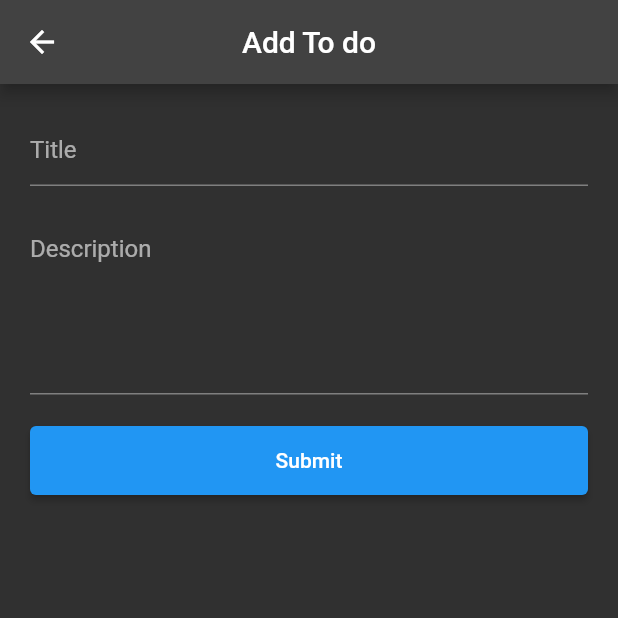
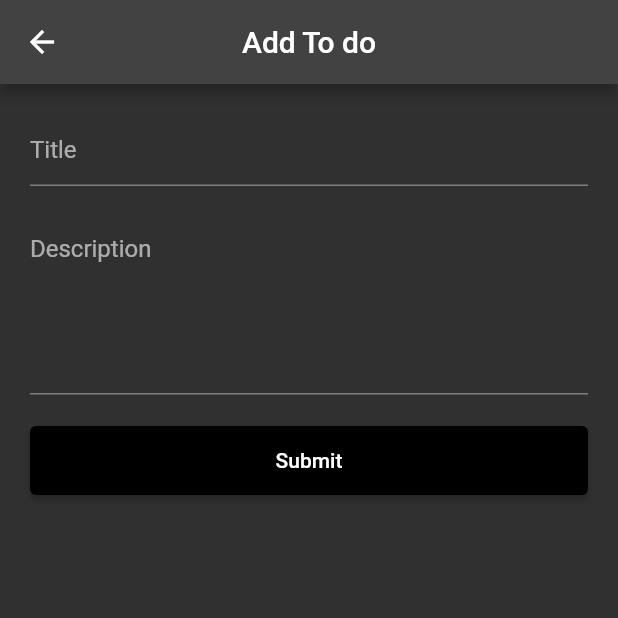
Before and after one commit to n865c/todo_app, a Flutter app: the Mytodo screen opened directly, after a tap on "Add to do", on a phone screen of 412 x 824 dp, the top half of it. Run offline on Flutter 3.47's test engine with Material 2 defaults, Android fonts, the phone set to English and light mode, and no system bars; our stand-ins replace firebase_auth, firebase_core, fluttertoast; accounts and stored records are empty; network calls fail.

Commit message:
Completed TodoApp

```diff
--- a/lib/screens/add_list.dart
+++ b/lib/screens/add_list.dart
@@ -35,7 +35,12 @@ class _MyaddlistState extends State<Myaddlist> {
         children: [
           TextField(
             controller: titleController,
+            cursorColor: Colors.grey,
             decoration: InputDecoration(
+              focusedBorder: UnderlineInputBorder(
+                borderSide: BorderSide(
+                    color: Colors.grey), // Change the border color when focused
+              ),
               hintText: "Title",
             ),
           ),
@@ -45,9 +50,14 @@ class _MyaddlistState extends State<Myaddlist> {
           TextField(
             controller: descriptionController,
             keyboardType: TextInputType.multiline,
+            cursorColor: Colors.grey,
             minLines: 5,
             maxLines: 8,
             decoration: InputDecoration(
+              focusedBorder: UnderlineInputBorder(
+                borderSide: BorderSide(
+                    color: Colors.grey), // Change the border color when focused
+              ),
               hintText: "Description",
             ),
           ),
@@ -62,8 +72,13 @@ class _MyaddlistState extends State<Myaddlist> {
               else
                 submit();
             },
-            style: ElevatedButton.styleFrom(padding: EdgeInsets.all(15)),
-            child: widget.isEdit ? Text("Update") : Text("Submit"),
+            style: ElevatedButton.styleFrom(
+                padding: EdgeInsets.all(15), backgroundColor: Colors.black),
+            child: widget.isEdit
+                ? Text(
+                    "Update",
+                  )
+                : Text("Submit"),
           ),
         ],
       ),
--- a/lib/screens/todo_list.dart
+++ b/lib/screens/todo_list.dart
@@ -1,8 +1,11 @@
 import 'dart:convert';
 
+import 'package:firebase_auth/firebase_auth.dart';
 import 'package:flutter/material.dart';
 import 'package:todo_app/screens/add_list.dart';
 import 'package:http/http.dart' as http;
+import 'package:todo_app/ui/auth/login.dart';
+import 'package:todo_app/utils/utils.dart';
 
 class Mytodo extends StatefulWidget {
   const Mytodo({super.key});
@@ -14,6 +17,7 @@ class Mytodo extends StatefulWidget {
 class _MytodoState extends State<Mytodo> {
   var items = [];
   bool isloading = true;
+  final auth = FirebaseAuth.instance;
   @override
   void initState() {
     super.initState();
@@ -26,6 +30,18 @@ class _MytodoState extends State<Mytodo> {
       appBar: AppBar(
         automaticallyImplyLeading: false,
         centerTitle: true,
+        actions: [
+          IconButton(
+              onPressed: () {
+                auth.signOut().then((value) {
+                  Navigator.push(context,
+                      MaterialPageRoute(builder: (context) => Login()));
+                }).onError((error, stackTrace) {
+                  Utils().toastMessage(error.toString(), false);
+                });
+              },
+              icon: Icon(Icons.logout_outlined))
+        ],
         title: Text("Todo list"),
       ),
       body: Visibility(
```
Also changed, not shown: lib/firebase_services/splash_services.dart (+15 -5 lines).
